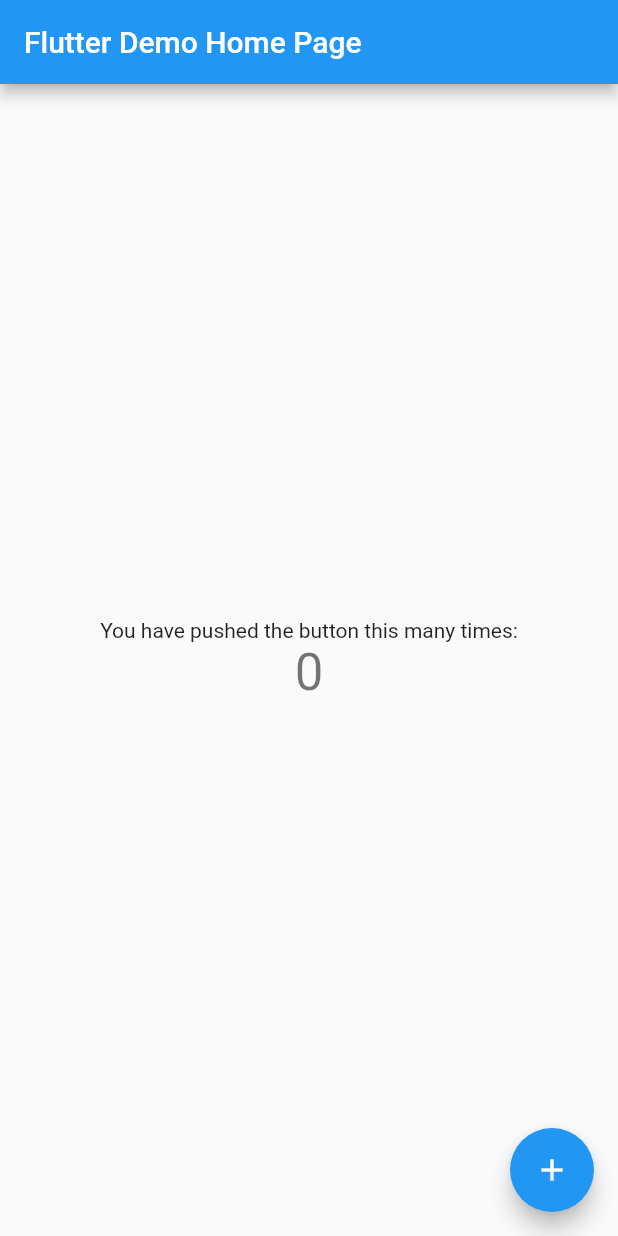
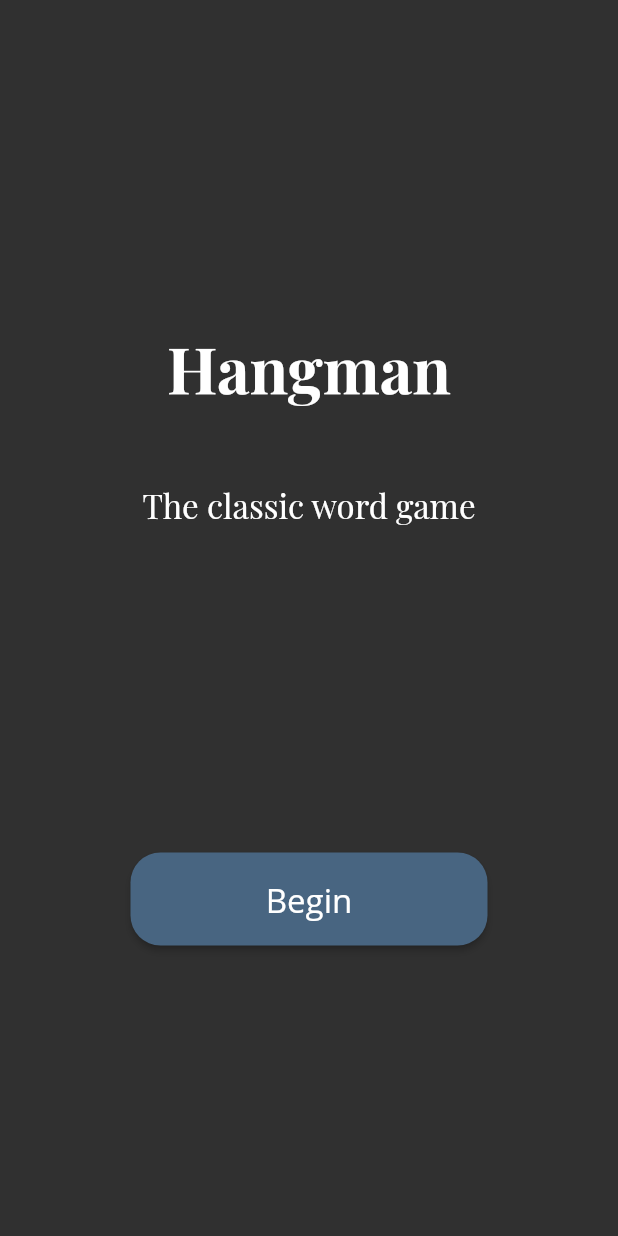
Before and after one commit to fuzzy-memory/hangman, a Flutter app: the screen it shows after launch, on a phone screen of 412 x 824 dp. Run offline on Flutter 3.47's test engine with Material 2 defaults, Android fonts, the phone set to English and light mode, and no system bars.

Commit message:
Added core game features WIP: Light/ dark theme assets

```diff
--- a/lib/main.dart
+++ b/lib/main.dart
@@ -1,117 +1,41 @@
 import 'package:flutter/material.dart';
+import 'package:provider/provider.dart';
+
+import 'providers/word.dart';
+import 'screens/home_screen.dart';
+import 'screens/game_screen.dart';
 
 void main() {
   runApp(MyApp());
 }
 
 class MyApp extends StatelessWidget {
-  // This widget is the root of your application.
   @override
   Widget build(BuildContext context) {
-    return MaterialApp(
-      title: 'Flutter Demo',
-      theme: ThemeData(
-        // This is the theme of your application.
-        //
-        // Try running your application with "flutter run". You'll see the
-        // application has a blue toolbar. Then, without quitting the app, try
-        // changing the primarySwatch below to Colors.green and then invoke
-        // "hot reload" (press "r" in the console where you ran "flutter run",
-        // or simply save your changes to "hot reload" in a Flutter IDE).
-        // Notice that the counter didn't reset back to zero; the application
-        // is not restarted.
-        primarySwatch: Colors.blue,
-        // This makes the visual density adapt to the platform that you run
-        // the app on. For desktop platforms, the controls will be smaller and
-        // closer together (more dense) than on mobile platforms.
-        visualDensity: VisualDensity.adaptivePlatformDensity,
+    return MultiProvider(
+      providers: [
+        ChangeNotifierProvider.value(value: Word()),
+      ],
+      child: Consumer<Word>(
+        builder: (ctx, wordProvider, _) => MaterialApp(
+          debugShowCheckedModeBanner: false,
+          title: 'Hangman',
+          theme: ThemeData(
+            primarySwatch: Colors.indigo,
+            visualDensity: VisualDensity.adaptivePlatformDensity,
+          ),
+          darkTheme: ThemeData(
+            brightness: Brightness.dark,
+            primaryColor: Color.fromRGBO(72, 101, 129, 1),
+          ),
+          themeMode: ThemeMode.dark,
+          home: HomeScreen(),
+          routes: {
+            HomeScreen.routeName: (ctx) => HomeScreen(),
+            GameScreen.routeName: (ctx) => GameScreen(),
+          },
+        ),
       ),
-      home: MyHomePage(title: 'Flutter Demo Home Page'),
     );
   }
 }
-
-class MyHomePage extends StatefulWidget {
-  MyHomePage({Key key, this.title}) : super(key: key);
-
-  // This widget is the home page of your application. It is stateful, meaning
-  // that it has a State object (defined below) that contains fields that affect
-  // how it looks.
-
-  // This class is the configuration for the state. It holds the values (in this
-  // case the title) provided by the parent (in this case the App widget) and
-  // used by the build method of the State. Fields in a Widget subclass are
-  // always marked "final".
-
-  final String title;
-
-  @override
-  _MyHomePageState createState() => _MyHomePageState();
-}
-
-class _MyHomePageState extends State<MyHomePage> {
-  int _counter = 0;
-
-  void _incrementCounter() {
-    setState(() {
-      // This call to setState tells the Flutter framework that something has
-      // changed in this State, which causes it to rerun the build method below
-      // so that the display can reflect the updated values. If we changed
-      // _counter without calling setState(), then the build method would not be
-      // called again, and so nothing would appear to happen.
-      _counter++;
-    });
-  }
-
-  @override
-  Widget build(BuildContext context) {
-    // This method is rerun every time setState is called, for instance as done
-    // by the _incrementCounter method above.
-    //
-    // The Flutter framework has been optimized to make rerunning build methods
-    // fast, so that you can just rebuild anything that needs updating rather
-    // than having to individually change instances of widgets.
-    return Scaffold(
-      appBar: AppBar(
-        // Here we take the value from the MyHomePage object that was created by
-        // the App.build method, and use it to set our appbar title.
-        title: Text(widget.title),
-      ),
-      body: Center(
-        // Center is a layout widget. It takes a single child and positions it
-        // in the middle of the parent.
-        child: Column(
-          // Column is also a layout widget. It takes a list of children and
-          // arranges them vertically. By default, it sizes itself to fit its
-          // children horizontally, and tries to be as tall as its parent.
-          //
-          // Invoke "debug painting" (press "p" in the console, choose the
-          // "Toggle Debug Paint" action from the Flutter Inspector in Android
-          // Studio, or the "Toggle Debug Paint" command in Visual Studio Code)
-          // to see the wireframe for each widget.
-          //
-          // Column has various properties to control how it sizes itself and
-          // how it positions its children. Here we use mainAxisAlignment to
-          // center the children vertically; the main axis here is the vertical
-          // axis because Columns are vertical (the cross axis would be
-          // horizontal).
-          mainAxisAlignment: MainAxisAlignment.center,
-          children: <Widget>[
-            Text(
-              'You have pushed the button this many times:',
-            ),
-            Text(
-              '$_counter',
-              style: Theme.of(context).textTheme.headline4,
-            ),
-          ],
-        ),
-      ),
-      floatingActionButton: FloatingActionButton(
-        onPressed: _incrementCounter,
-        tooltip: 'Increment',
-        child: Icon(Icons.add),
-      ), // This trailing comma makes auto-formatting nicer for build methods.
-    );
-  }
-}
--- /dev/null
+++ b/lib/providers/word.dart
@@ -0,0 +1,30 @@
+import 'dart:convert';
+
+import 'package:flutter/foundation.dart';
+import 'package:http/http.dart' as http;
+
+class Word with ChangeNotifier {
+  String obtainedWord, blank="_";
+
+  String get word {
+    return obtainedWord;
+  }
+
+  Future<void> getWord() async {
+    try {
+      blank="_";
+      final url = "https://random-word-api.herokuapp.com//word?swear=0";
+      final res = await http.get(url);
+      final resData = json.decode(res.body);
+      obtainedWord =
+          resData.toString().substring(1, resData.toString().length - 1);
+      for(int i=0; i<obtainedWord.length-1; i++){
+        blank+="_";
+      }
+      print("word=$obtainedWord\nblank=${blank.length}");
+      notifyListeners();
+    } catch (e) {
+      print(e);
+    }
+  }
+}
--- /dev/null
+++ b/lib/screens/home_screen.dart
@@ -0,0 +1,74 @@
+import 'package:flutter/material.dart';
+import 'package:provider/provider.dart';
+
+import 'game_screen.dart';
+import '../providers/word.dart';
+
+class HomeScreen extends StatefulWidget {
+  static const routeName = "/home";
+  @override
+  _HomeScreenState createState() => _HomeScreenState();
+}
+
+class _HomeScreenState extends State<HomeScreen> {
+  @override
+  Widget build(BuildContext context) {
+    return Scaffold(
+      body: Center(
+        child: Column(
+          mainAxisAlignment: MainAxisAlignment.spaceEvenly,
+          children: <Widget>[
+            Column(
+              children: <Widget>[
+                Padding(
+                  padding: EdgeInsets.all(24),
+                  child: Text(
+                    "Hangman",
+                    style: TextStyle(
+                      fontFamily: "PlayfairDisplay",
+                      fontSize: 42,
+                      fontWeight: FontWeight.bold,
+                    ),
+                  ),
+                ),
+                Padding(
+                  padding: EdgeInsets.all(24),
+                  child: Text(
+                    "The classic word game",
+                    style: TextStyle(
+                      fontFamily: "PlayfairDisplay",
+                      fontSize: 22,
+                    ),
+                  ),
+                ),
+              ],
+            ),
+            RaisedButton(
+              child: Container(
+                width: MediaQuery.of(context).size.width * 0.5,
+                padding:
+                    const EdgeInsets.symmetric(horizontal: 8.0, vertical: 16),
+                alignment: Alignment.center,
+                child: Text(
+                  "Begin",
+                  style: TextStyle(
+                    fontSize: 22,
+                    color: Colors.white,
+                    fontFamily: "OpenSans",
+                  ),
+                ),
+              ),
+              color: Theme.of(context).primaryColor,
+              shape: RoundedRectangleBorder(
+                borderRadius: BorderRadius.circular(20),
+              ),
+              onPressed: () {
+                Navigator.of(context).pushNamed(GameScreen.routeName);
+              },
+            )
+          ],
+        ),
+      ),
+    );
+  }
+}
```
Also changed, not shown: lib/screens/game_screen.dart (added, +213 -0 lines), pubspec.yaml (+23 -4 lines), assets/fonts/OpenSans-Bold.ttf (added), assets/fonts/OpenSans-Regular.ttf (added), assets/fonts/PlayfairDisplay-Bold.ttf (added), assets/fonts/PlayfairDisplay-Regular.ttf (added), assets/images/dark/men-01.png (added), assets/images/dark/men-02.png (added), assets/images/dark/men-03.png (added), assets/images/dark/men-04.png (added), assets/images/dark/men-05.png (added), assets/images/dark/men-06.png (added), assets/images/dark/men-07.png (added), assets/images/dark/men-08.png (added), 1 more files, 2 other files.
